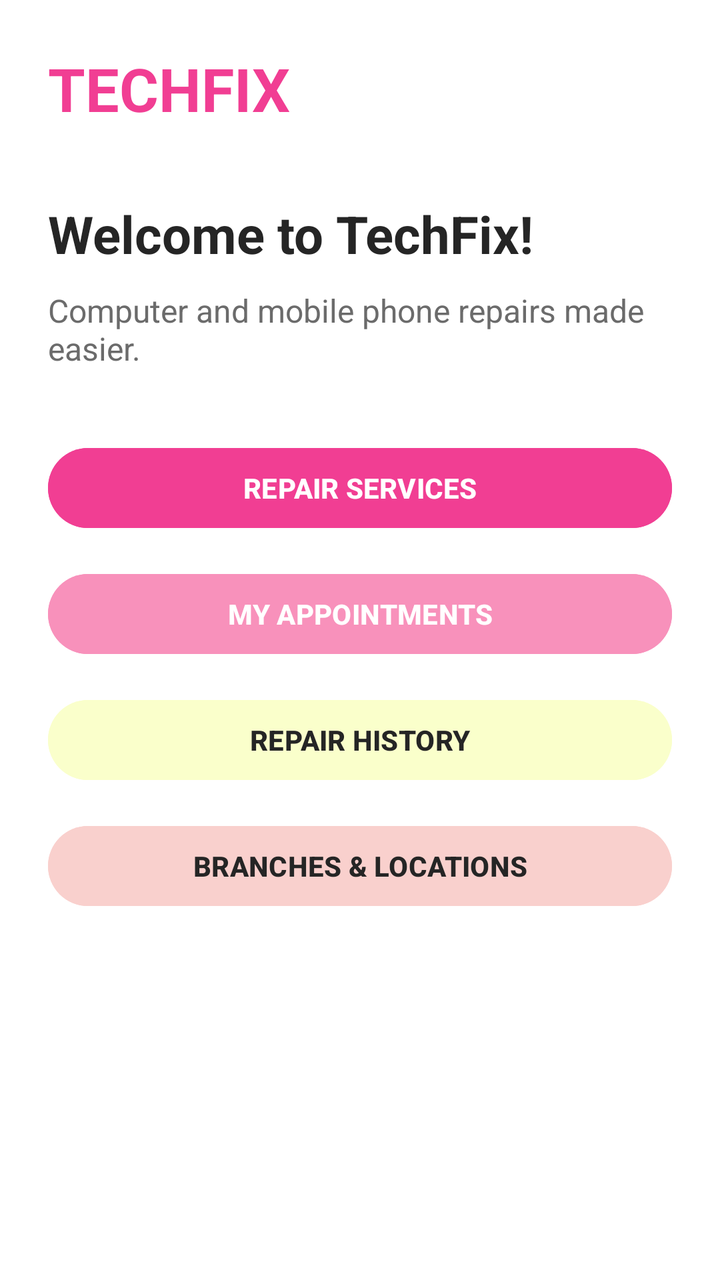
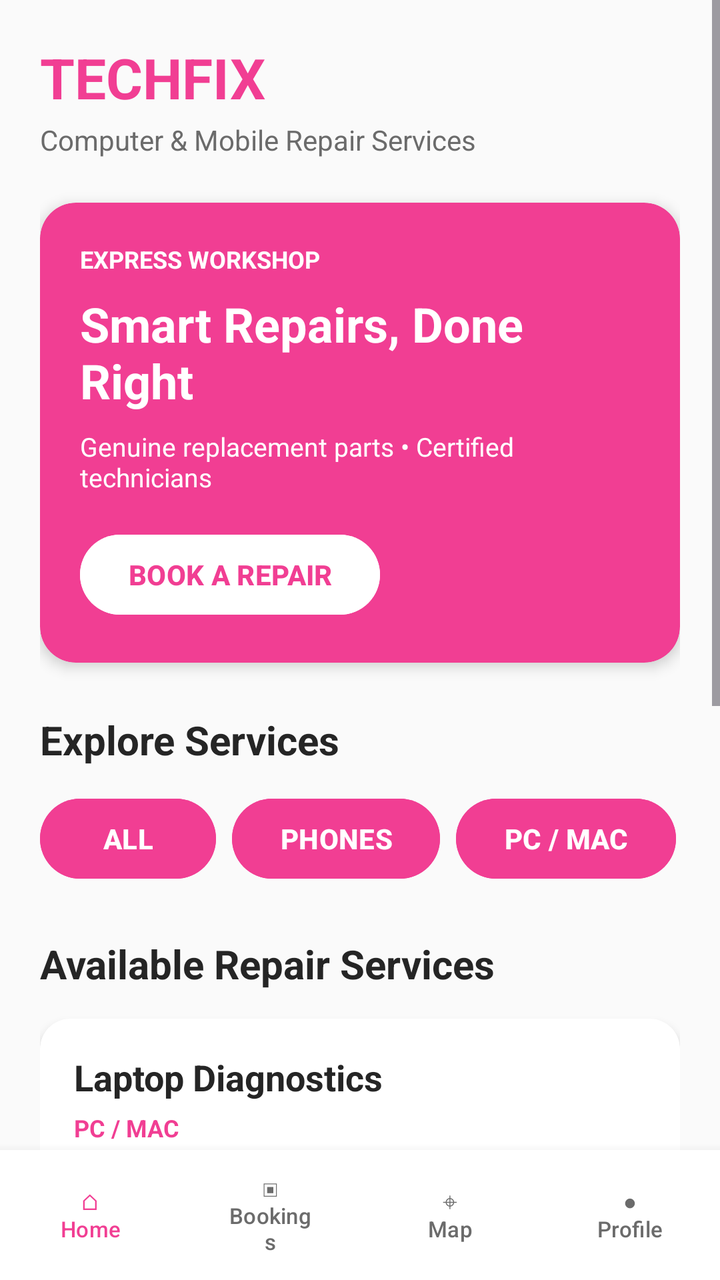

Compare the two renders of this Android layout. The source of the first and the diff that turns it into the second are given below.
<!-- AndroidManifest.xml: application theme Theme.TechFix -->
<!-- res/layout/activity_customer_home.xml -->
<?xml version="1.0" encoding="utf-8"?>
<androidx.constraintlayout.widget.ConstraintLayout
    xmlns:android="http://schemas.android.com/apk/res/android"
    xmlns:app="http://schemas.android.com/apk/res-auto"
    android:layout_width="match_parent"
    android:layout_height="match_parent"
    android:background="@color/techfix_white"
    android:padding="24dp">

    

    <TextView
        android:id="@+id/tvHomeLogo"
        android:layout_width="wrap_content"
        android:layout_height="wrap_content"
        android:text="TECHFIX"
        android:textColor="@color/techfix_primary"
        android:textSize="30sp"
        android:textStyle="bold"
        app:layout_constraintStart_toStartOf="parent"
        app:layout_constraintTop_toTopOf="parent" />

    

    <TextView
        android:id="@+id/tvHomeWelcome"
        android:layout_width="wrap_content"
        android:layout_height="wrap_content"
        android:layout_marginTop="35dp"
        android:text="Welcome to TechFix!"
        android:textColor="@color/techfix_text"
        android:textSize="26sp"
        android:textStyle="bold"
        app:layout_constraintStart_toStartOf="parent"
        app:layout_constraintTop_toBottomOf="@id/tvHomeLogo" />

    

    <TextView
        android:id="@+id/tvHomeDescription"
        android:layout_width="0dp"
        android:layout_height="wrap_content"
        android:layout_marginTop="10dp"
        android:text="Computer and mobile phone repairs made easier."
        android:textColor="@color/techfix_secondary_text"
        android:textSize="16sp"
        app:layout_constraintEnd_toEndOf="parent"
        app:layout_constraintStart_toStartOf="parent"
        app:layout_constraintTop_toBottomOf="@id/tvHomeWelcome" />

    

    <Button
        android:id="@+id/btnServices"
        android:layout_width="0dp"
        android:layout_height="wrap_content"
        android:layout_marginTop="35dp"
        android:backgroundTint="@color/techfix_primary"
        android:text="REPAIR SERVICES"
        android:textColor="@color/techfix_white"
        android:textStyle="bold"
        app:layout_constraintEnd_toEndOf="parent"
        app:layout_constraintStart_toStartOf="parent"
        app:layout_constraintTop_toBottomOf="@id/tvHomeDescription" />

    

    <Button
        android:id="@+id/btnAppointments"
        android:layout_width="0dp"
        android:layout_height="wrap_content"
        android:layout_marginTop="15dp"
        android:backgroundTint="@color/techfix_secondary"
        android:text="MY APPOINTMENTS"
        android:textColor="@color/techfix_white"
        android:textStyle="bold"
        app:layout_constraintEnd_toEndOf="parent"
        app:layout_constraintStart_toStartOf="parent"
        app:layout_constraintTop_toBottomOf="@id/btnServices" />

    

    <Button
        android:id="@+id/btnHistory"
        android:layout_width="0dp"
        android:layout_height="wrap_content"
        android:layout_marginTop="15dp"
        android:backgroundTint="@color/techfix_light_yellow"
        android:text="REPAIR HISTORY"
        android:textColor="@color/techfix_text"
        android:textStyle="bold"
        app:layout_constraintEnd_toEndOf="parent"
        app:layout_constraintStart_toStartOf="parent"
        app:layout_constraintTop_toBottomOf="@id/btnAppointments" />

    

    <Button
        android:id="@+id/btnBranches"
        android:layout_width="0dp"
        android:layout_height="wrap_content"
        android:layout_marginTop="15dp"
        android:backgroundTint="@color/techfix_light_pink"
        android:text="BRANCHES &amp; LOCATIONS"
        android:textColor="@color/techfix_text"
        android:textStyle="bold"
        app:layout_constraintEnd_toEndOf="parent"
        app:layout_constraintStart_toStartOf="parent"
        app:layout_constraintTop_toBottomOf="@id/btnHistory" />

</androidx.constraintlayout.widget.ConstraintLayout>
<!-- resources referenced by this layout -->
<resources>
  <color name="techfix_light_pink">#F9D0CD</color>
  <color name="techfix_light_yellow">#FAFFCB</color>
  <color name="techfix_primary">#F13E93</color>
  <color name="techfix_secondary">#F891BB</color>
  <color name="techfix_secondary_text">#6B6B6B</color>
  <color name="techfix_text">#252525</color>
  <color name="techfix_white">#FFFFFF</color>
  <style name="Theme.TechFix" parent="Base.Theme.TechFix" />
  <style name="Base.Theme.TechFix" parent="Theme.Material3.DayNight.NoActionBar">
          
          
      </style>
</resources>

<!-- the commit's change to res/layout/activity_customer_home.xml (unified diff, before → after) -->
@@ -1,111 +1,456 @@
 <?xml version="1.0" encoding="utf-8"?>
-<androidx.constraintlayout.widget.ConstraintLayout
+<LinearLayout
     xmlns:android="http://schemas.android.com/apk/res/android"
     xmlns:app="http://schemas.android.com/apk/res-auto"
+
     android:layout_width="match_parent"
     android:layout_height="match_parent"
-    android:background="@color/techfix_white"
-    android:padding="24dp">
-
-    
-
-    <TextView
-        android:id="@+id/tvHomeLogo"
-        android:layout_width="wrap_content"
-        android:layout_height="wrap_content"
-        android:text="TECHFIX"
-        android:textColor="@color/techfix_primary"
-        android:textSize="30sp"
-        android:textStyle="bold"
-        app:layout_constraintStart_toStartOf="parent"
-        app:layout_constraintTop_toTopOf="parent" />
-
-    
-
-    <TextView
-        android:id="@+id/tvHomeWelcome"
-        android:layout_width="wrap_content"
-        android:layout_height="wrap_content"
-        android:layout_marginTop="35dp"
-        android:text="Welcome to TechFix!"
-        android:textColor="@color/techfix_text"
-        android:textSize="26sp"
-        android:textStyle="bold"
-        app:layout_constraintStart_toStartOf="parent"
-        app:layout_constraintTop_toBottomOf="@id/tvHomeLogo" />
-
-    
-
-    <TextView
-        android:id="@+id/tvHomeDescription"
-        android:layout_width="0dp"
-        android:layout_height="wrap_content"
-        android:layout_marginTop="10dp"
-        android:text="Computer and mobile phone repairs made easier."
-        android:textColor="@color/techfix_secondary_text"
-        android:textSize="16sp"
-        app:layout_constraintEnd_toEndOf="parent"
-        app:layout_constraintStart_toStartOf="parent"
-        app:layout_constraintTop_toBottomOf="@id/tvHomeWelcome" />
-
-    
-
-    <Button
-        android:id="@+id/btnServices"
-        android:layout_width="0dp"
-        android:layout_height="wrap_content"
-        android:layout_marginTop="35dp"
-        android:backgroundTint="@color/techfix_primary"
-        android:text="REPAIR SERVICES"
-        android:textColor="@color/techfix_white"
-        android:textStyle="bold"
-        app:layout_constraintEnd_toEndOf="parent"
-        app:layout_constraintStart_toStartOf="parent"
-        app:layout_constraintTop_toBottomOf="@id/tvHomeDescription" />
-
-    
-
-    <Button
-        android:id="@+id/btnAppointments"
-        android:layout_width="0dp"
-        android:layout_height="wrap_content"
-        android:layout_marginTop="15dp"
-        android:backgroundTint="@color/techfix_secondary"
-        android:text="MY APPOINTMENTS"
-        android:textColor="@color/techfix_white"
-        android:textStyle="bold"
-        app:layout_constraintEnd_toEndOf="parent"
-        app:layout_constraintStart_toStartOf="parent"
-        app:layout_constraintTop_toBottomOf="@id/btnServices" />
-
-    
-
-    <Button
-        android:id="@+id/btnHistory"
-        android:layout_width="0dp"
-        android:layout_height="wrap_content"
-        android:layout_marginTop="15dp"
-        android:backgroundTint="@color/techfix_light_yellow"
-        android:text="REPAIR HISTORY"
-        android:textColor="@color/techfix_text"
-        android:textStyle="bold"
-        app:layout_constraintEnd_toEndOf="parent"
-        app:layout_constraintStart_toStartOf="parent"
-        app:layout_constraintTop_toBottomOf="@id/btnAppointments" />
-
-    
-
-    <Button
-        android:id="@+id/btnBranches"
-        android:layout_width="0dp"
-        android:layout_height="wrap_content"
-        android:layout_marginTop="15dp"
-        android:backgroundTint="@color/techfix_light_pink"
-        android:text="BRANCHES &amp; LOCATIONS"
-        android:textColor="@color/techfix_text"
-        android:textStyle="bold"
-        app:layout_constraintEnd_toEndOf="parent"
-        app:layout_constraintStart_toStartOf="parent"
-        app:layout_constraintTop_toBottomOf="@id/btnHistory" />
-
-</androidx.constraintlayout.widget.ConstraintLayout>
+
+    android:orientation="vertical"
+    android:background="@color/techfix_background">
+
+    
+    
+    
+
+    <ScrollView
+        android:layout_width="match_parent"
+        android:layout_height="0dp"
+        android:layout_weight="1"
+        android:fillViewport="true">
+
+        <LinearLayout
+            android:layout_width="match_parent"
+            android:layout_height="wrap_content"
+
+            android:orientation="vertical"
+            android:padding="20dp">
+
+
+            
+            
+            
+
+            <LinearLayout
+                android:layout_width="match_parent"
+                android:layout_height="wrap_content"
+                android:orientation="vertical">
+
+                <TextView
+                    android:id="@+id/tvHomeLogo"
+                    android:layout_width="wrap_content"
+                    android:layout_height="wrap_content"
+                    android:text="TECHFIX"
+                    android:textColor="@color/techfix_primary"
+                    android:textSize="28sp"
+                    android:textStyle="bold" />
+
+                <TextView
+                    android:id="@+id/tvHomeSubtitle"
+                    android:layout_width="wrap_content"
+                    android:layout_height="wrap_content"
+                    android:layout_marginTop="3dp"
+                    android:text="Computer &amp; Mobile Repair Services"
+                    android:textColor="@color/techfix_secondary_text"
+                    android:textSize="14sp" />
+
+            </LinearLayout>
+
+
+            
+            
+            
+
+            <androidx.cardview.widget.CardView
+                android:layout_width="match_parent"
+                android:layout_height="wrap_content"
+                android:layout_marginTop="22dp"
+                app:cardBackgroundColor="@color/techfix_primary"
+                app:cardCornerRadius="18dp"
+                app:cardElevation="4dp">
+
+                <LinearLayout
+                    android:layout_width="match_parent"
+                    android:layout_height="wrap_content"
+                    android:orientation="vertical"
+                    android:padding="20dp">
+
+                    <TextView
+                        android:layout_width="wrap_content"
+                        android:layout_height="wrap_content"
+                        android:text="EXPRESS WORKSHOP"
+                        android:textColor="@color/techfix_white"
+                        android:textSize="12sp"
+                        android:textStyle="bold" />
+
+                    <TextView
+                        android:layout_width="wrap_content"
+                        android:layout_height="wrap_content"
+                        android:layout_marginTop="8dp"
+                        android:text="Smart Repairs, Done Right"
+                        android:textColor="@color/techfix_white"
+                        android:textSize="24sp"
+                        android:textStyle="bold" />
+
+                    <TextView
+                        android:layout_width="wrap_content"
+                        android:layout_height="wrap_content"
+                        android:layout_marginTop="8dp"
+                        android:text="Genuine replacement parts • Certified technicians"
+                        android:textColor="@color/techfix_white"
+                        android:textSize="13sp" />
+
+                    <Button
+                        android:id="@+id/btnHeroBookRepair"
+                        android:layout_width="wrap_content"
+                        android:layout_height="wrap_content"
+                        android:layout_marginTop="16dp"
+                        android:backgroundTint="@color/techfix_white"
+                        android:text="BOOK A REPAIR"
+                        android:textColor="@color/techfix_primary"
+                        android:textStyle="bold" />
+
+                </LinearLayout>
+
+            </androidx.cardview.widget.CardView>
+
+
+            
+            
+            
+
+            <TextView
+                android:layout_width="wrap_content"
+                android:layout_height="wrap_content"
+                android:layout_marginTop="25dp"
+                android:text="Explore Services"
+                android:textColor="@color/techfix_text"
+                android:textSize="20sp"
+                android:textStyle="bold" />
+
+
+            
+
+            <HorizontalScrollView
+                android:layout_width="match_parent"
+                android:layout_height="wrap_content"
+                android:layout_marginTop="12dp"
+                android:scrollbars="none">
+
+                <LinearLayout
+                    android:layout_width="wrap_content"
+                    android:layout_height="wrap_content"
+                    android:orientation="horizontal">
+
+
+                    
+
+                    <Button
+                        android:id="@+id/btnCategoryAll"
+                        android:layout_width="wrap_content"
+                        android:layout_height="wrap_content"
+                        android:backgroundTint="@color/techfix_primary"
+                        android:text="ALL"
+                        android:textColor="@color/techfix_white"
+                        android:textStyle="bold" />
+
+
+                    
+
+                    <Button
+                        android:id="@+id/btnCategoryPhones"
+                        android:layout_width="wrap_content"
+                        android:layout_height="wrap_content"
+                        android:layout_marginStart="8dp"
+                        android:backgroundTint="@color/techfix_primary"
+                        android:text="PHONES"
+                        android:textColor="@color/techfix_white"
+                        android:textStyle="bold" />
+
+
+                    
+
+                    <Button
+                        android:id="@+id/btnCategoryPC"
+                        android:layout_width="wrap_content"
+                        android:layout_height="wrap_content"
+                        android:layout_marginStart="8dp"
+                        android:backgroundTint="@color/techfix_primary"
+                        android:text="PC / MAC"
+                        android:textColor="@color/techfix_white"
+                        android:textStyle="bold" />
+
+
+                    
+
+                    <Button
+                        android:id="@+id/btnCategoryScreens"
+                        android:layout_width="wrap_content"
+                        android:layout_height="wrap_content"
+                        android:layout_marginStart="8dp"
+                        android:backgroundTint="@color/techfix_primary"
+                        android:text="SCREENS"
+                        android:textColor="@color/techfix_white"
+                        android:textStyle="bold" />
+
+
+                    
+
+                    <Button
+                        android:id="@+id/btnCategoryBattery"
+                        android:layout_width="wrap_content"
+                        android:layout_height="wrap_content"
+                        android:layout_marginStart="8dp"
+                        android:backgroundTint="@color/techfix_primary"
+                        android:text="BATTERY"
+                        android:textColor="@color/techfix_white"
+                        android:textStyle="bold" />
+
+                </LinearLayout>
+
+            </HorizontalScrollView>
+
+
+            
+            
+            
+
+            <TextView
+                android:layout_width="wrap_content"
+                android:layout_height="wrap_content"
+                android:layout_marginTop="25dp"
+                android:text="Available Repair Services"
+                android:textColor="@color/techfix_text"
+                android:textSize="20sp"
+                android:textStyle="bold" />
+
+
+            
+            
+            
+
+            <androidx.cardview.widget.CardView
+                android:id="@+id/cardLaptopDiagnostics"
+                android:layout_width="match_parent"
+                android:layout_height="wrap_content"
+                android:layout_marginTop="14dp"
+                app:cardBackgroundColor="@color/techfix_white"
+                app:cardCornerRadius="15dp"
+                app:cardElevation="3dp">
+
+                <LinearLayout
+                    android:layout_width="match_parent"
+                    android:layout_height="wrap_content"
+                    android:orientation="vertical"
+                    android:padding="17dp">
+
+                    <TextView
+                        android:layout_width="wrap_content"
+                        android:layout_height="wrap_content"
+                        android:text="Laptop Diagnostics"
+                        android:textColor="@color/techfix_text"
+                        android:textSize="18sp"
+                        android:textStyle="bold" />
+
+                    <TextView
+                        android:layout_width="wrap_content"
+                        android:layout_height="wrap_content"
+                        android:layout_marginTop="5dp"
+                        android:text="PC / MAC"
+                        android:textColor="@color/techfix_primary"
+                        android:textSize="12sp"
+                        android:textStyle="bold" />
+
+                    <TextView
+                        android:layout_width="wrap_content"
+                        android:layout_height="wrap_content"
+                        android:layout_marginTop="8dp"
+                        android:text="Full diagnostic &amp; repair"
+                        android:textColor="@color/techfix_secondary_text"
+                        android:textSize="14sp" />
+
+                    <TextView
+                        android:layout_width="wrap_content"
+                        android:layout_height="wrap_content"
+                        android:layout_marginTop="8dp"
+                        android:text="★ 4.8    ✓ 30-Day Warranty"
+                        android:textColor="@color/techfix_secondary_text"
+                        android:textSize="13sp" />
+
+                    <LinearLayout
+                        android:layout_width="match_parent"
+                        android:layout_height="wrap_content"
+                        android:layout_marginTop="12dp"
+                        android:gravity="center_vertical"
+                        android:orientation="horizontal">
+
+                        <TextView
+                            android:layout_width="0dp"
+                            android:layout_height="wrap_content"
+                            android:layout_weight="1"
+                            android:text="Rs. 3,000"
+                            android:textColor="@color/techfix_primary"
+                            android:textSize="17sp"
+                            android:textStyle="bold" />
+
+                        <Button
+                            android:id="@+id/btnLaptopBookNow"
+                            android:layout_width="wrap_content"
+                            android:layout_height="wrap_content"
+                            android:backgroundTint="@color/techfix_primary"
+                            android:text="BOOK NOW"
+                            android:textColor="@color/techfix_white"
+                            android:textStyle="bold" />
+
+                    </LinearLayout>
+
+                </LinearLayout>
+
+            </androidx.cardview.widget.CardView>
+
+
+            
+            
+            
+
+            <androidx.cardview.widget.CardView
+                android:id="@+id/cardMobileScreen"
+                android:layout_width="match_parent"
+                android:layout_height="wrap_content"
+                android:layout_marginTop="12dp"
+                android:layout_marginBottom="10dp"
+                app:cardBackgroundColor="@color/techfix_white"
+                app:cardCornerRadius="15dp"
+                app:cardElevation="3dp">
+
+                <LinearLayout
+                    android:layout_width="match_parent"
+                    android:layout_height="wrap_content"
+                    android:orientation="vertical"
+                    android:padding="17dp">
+
+                    <TextView
+                        android:layout_width="wrap_content"
+                        android:layout_height="wrap_content"
+                        android:text="Mobile Screen Repair"
+                        android:textColor="@color/techfix_text"
+                        android:textSize="18sp"
+                        android:textStyle="bold" />
+
+                    <TextView
+                        android:layout_width="wrap_content"
+                        android:layout_height="wrap_content"
+                        android:layout_marginTop="5dp"
+                        android:text="PHONES"
+                        android:textColor="@color/techfix_primary"
+                        android:textSize="12sp"
+                        android:textStyle="bold" />
+
+                    <TextView
+                        android:layout_width="wrap_content"
+                        android:layout_height="wrap_content"
+                        android:layout_marginTop="8dp"
+                        android:text="Professional screen replacement"
+                        android:textColor="@color/techfix_secondary_text"
+                        android:textSize="14sp" />
+
+                    <TextView
+                        android:layout_width="wrap_content"
+                        android:layout_height="wrap_content"
+                        android:layout_marginTop="8dp"
+                        android:text="★ 4.9    ✓ 30-Day Warranty"
+                        android:textColor="@color/techfix_secondary_text"
+                        android:textSize="13sp" />
+
+                    <LinearLayout
+                        android:layout_width="match_parent"
+                        android:layout_height="wrap_content"
+                        android:layout_marginTop="12dp"
+                        android:gravity="center_vertical"
+                        android:orientation="horizontal">
+
+                        <TextView
+                            android:layout_width="0dp"
+                            android:layout_height="wrap_content"
+                            android:layout_weight="1"
+                            android:text="From Rs. 5,000"
+                            android:textColor="@color/techfix_primary"
+                            android:textSize="17sp"
+                            android:textStyle="bold" />
+
+                        <Button
+                            android:id="@+id/btnMobileBookNow"
+                            android:layout_width="wrap_content"
+                            android:layout_height="wrap_content"
+                            android:backgroundTint="@color/techfix_primary"
+                            android:text="BOOK NOW"
+                            android:textColor="@color/techfix_white"
+                            android:textStyle="bold" />
+
+                    </LinearLayout>
+
+                </LinearLayout>
+
+            </androidx.cardview.widget.CardView>
+
+        </LinearLayout>
+
+    </ScrollView>
+
+
+    
+    
+    
+
+    <LinearLayout
+        android:id="@+id/bottomNavigation"
+        android:layout_width="match_parent"
+        android:layout_height="65dp"
+        android:background="@color/techfix_white"
+        android:elevation="8dp"
+        android:gravity="center"
+        android:orientation="horizontal">
+
+        <Button
+            android:id="@+id/btnNavHome"
+            android:layout_width="0dp"
+            android:layout_height="match_parent"
+            android:layout_weight="1"
+            android:backgroundTint="@color/techfix_white"
+            android:text="⌂&#10;Home"
+            android:textColor="@color/techfix_primary"
+            android:textSize="11sp" />
+
+        <Button
+            android:id="@+id/btnNavBookings"
+            android:layout_width="0dp"
+            android:layout_height="match_parent"
+            android:layout_weight="1"
+            android:backgroundTint="@color/techfix_white"
+            android:text="▣&#10;Bookings"
+            android:textColor="@color/techfix_secondary_text"
+            android:textSize="11sp" />
+
+        <Button
+            android:id="@+id/btnNavMap"
+            android:layout_width="0dp"
+            android:layout_height="match_parent"
+            android:layout_weight="1"
+            android:backgroundTint="@color/techfix_white"
+            android:text="⌖&#10;Map"
+            android:textColor="@color/techfix_secondary_text"
+            android:textSize="11sp" />
+
+        <Button
+            android:id="@+id/btnNavProfile"
+            android:layout_width="0dp"
+            android:layout_height="match_parent"
+            android:layout_weight="1"
+            android:backgroundTint="@color/techfix_white"
+            android:text="●&#10;Profile"
+            android:textColor="@color/techfix_secondary_text"
+            android:textSize="11sp" />
+
+    </LinearLayout>
+
+</LinearLayout>
<!-- resource entries referenced after the edit -->
@@ -1,9 +1,7 @@
 <!-- resources referenced by this layout -->
 <resources>
-  <color name="techfix_light_pink">#F9D0CD</color>
-  <color name="techfix_light_yellow">#FAFFCB</color>
+  <color name="techfix_background">#FAFAFA</color>
   <color name="techfix_primary">#F13E93</color>
-  <color name="techfix_secondary">#F891BB</color>
   <color name="techfix_secondary_text">#6B6B6B</color>
   <color name="techfix_text">#252525</color>
   <color name="techfix_white">#FFFFFF</color>
